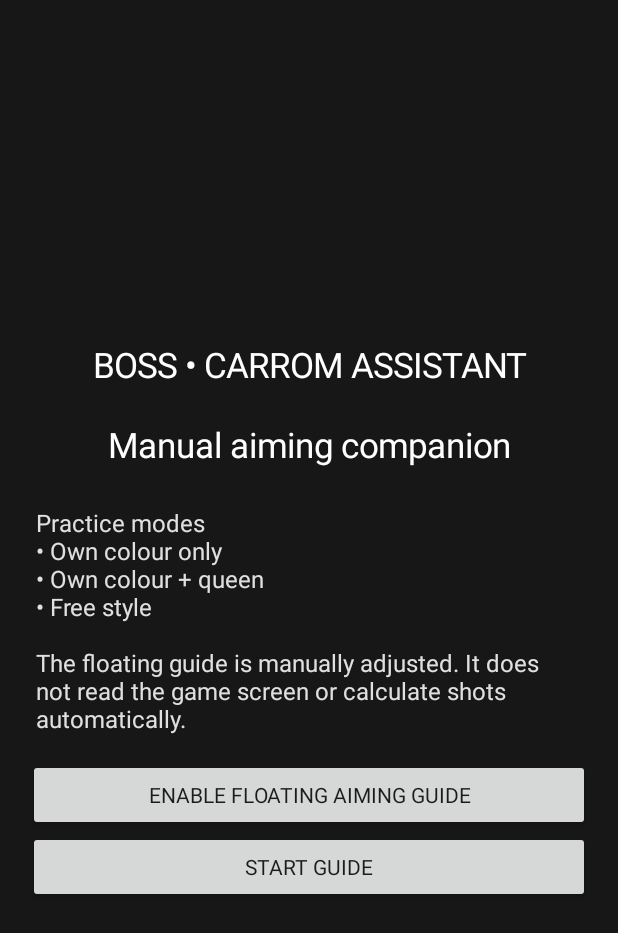
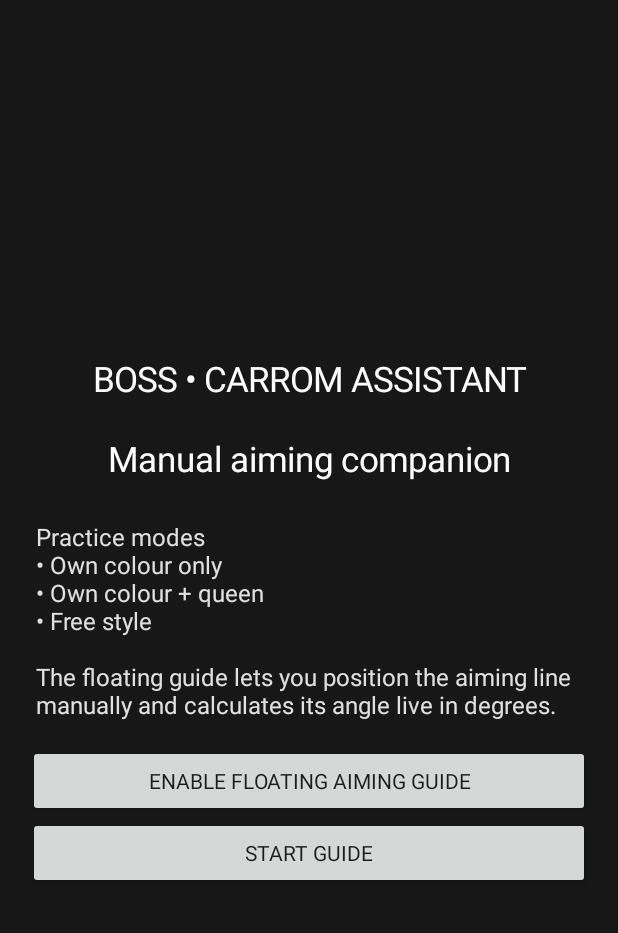
Before and after one commit to reddypnithin77-ctrl/Carrom-Assistant, an Android app: the screen it shows after launch (MainActivity), after a tap on "ENABLE FLOATING AIMING GUIDE", on a phone screen of 412 x 824 dp. Shown: the top 933 px of the screen. Run offline under Robolectric (Android 15) with nearby library versions, the phone set to English and light mode, and no system bars.

Commit message:
Describe live aiming angle feature

```diff
--- a/app/src/main/java/com/boss/carrom/MainActivity.kt
+++ b/app/src/main/java/com/boss/carrom/MainActivity.kt
@@ -13,11 +13,45 @@ import android.widget.TextView
 class MainActivity : Activity() {
     override fun onCreate(savedInstanceState: Bundle?) {
         super.onCreate(savedInstanceState)
-        val root = LinearLayout(this).apply { orientation = LinearLayout.VERTICAL; gravity = Gravity.CENTER; setPadding(28, 28, 28, 28); setBackgroundColor(0xFF171717.toInt()) }
-        root.addView(TextView(this).apply { text = "BOSS • CARROM ASSISTANT\n\nManual aiming companion"; textSize = 23f; setTextColor(0xFFFFFFFF.toInt()); gravity = Gravity.CENTER; setPadding(8, 8, 8, 30) })
-        root.addView(TextView(this).apply { text = "Practice modes\n• Own colour only\n• Own colour + queen\n• Free style\n\nThe floating guide is manually adjusted. It does not read the game screen or calculate shots automatically."; textSize = 16f; setTextColor(0xFFE0E0E0.toInt()); setPadding(8, 8, 8, 24) })
-        root.addView(Button(this).apply { text = "Enable floating aiming guide"; setOnClickListener { if (!Settings.canDrawOverlays(this@MainActivity)) { startActivity(Intent(Settings.ACTION_MANAGE_OVERLAY_PERMISSION, Uri.parse("package:$packageName"))) } else { startService(Intent(this@MainActivity, OverlayService::class.java)) } } })
-        root.addView(Button(this).apply { text = "Start guide"; setOnClickListener { if (Settings.canDrawOverlays(this@MainActivity)) startService(Intent(this@MainActivity, OverlayService::class.java)) else startActivity(Intent(Settings.ACTION_MANAGE_OVERLAY_PERMISSION, Uri.parse("package:$packageName"))) } })
+        val root = LinearLayout(this).apply {
+            orientation = LinearLayout.VERTICAL
+            gravity = Gravity.CENTER
+            setPadding(28, 28, 28, 28)
+            setBackgroundColor(0xFF171717.toInt())
+        }
+        root.addView(TextView(this).apply {
+            text = "BOSS • CARROM ASSISTANT\n\nManual aiming companion"
+            textSize = 23f
+            setTextColor(0xFFFFFFFF.toInt())
+            gravity = Gravity.CENTER
+            setPadding(8, 8, 8, 30)
+        })
+        root.addView(TextView(this).apply {
+            text = "Practice modes\n• Own colour only\n• Own colour + queen\n• Free style\n\nThe floating guide lets you position the aiming line manually and calculates its angle live in degrees."
+            textSize = 16f
+            setTextColor(0xFFE0E0E0.toInt())
+            setPadding(8, 8, 8, 24)
+        })
+        root.addView(Button(this).apply {
+            text = "Enable floating aiming guide"
+            setOnClickListener {
+                if (!Settings.canDrawOverlays(this@MainActivity)) {
+                    startActivity(Intent(Settings.ACTION_MANAGE_OVERLAY_PERMISSION, Uri.parse("package:$packageName")))
+                } else {
+                    startService(Intent(this@MainActivity, OverlayService::class.java))
+                }
+            }
+        })
+        root.addView(Button(this).apply {
+            text = "Start guide"
+            setOnClickListener {
+                if (Settings.canDrawOverlays(this@MainActivity)) {
+                    startService(Intent(this@MainActivity, OverlayService::class.java))
+                } else {
+                    startActivity(Intent(Settings.ACTION_MANAGE_OVERLAY_PERMISSION, Uri.parse("package:$packageName")))
+                }
+            }
+        })
         setContentView(root)
     }
 }
```
